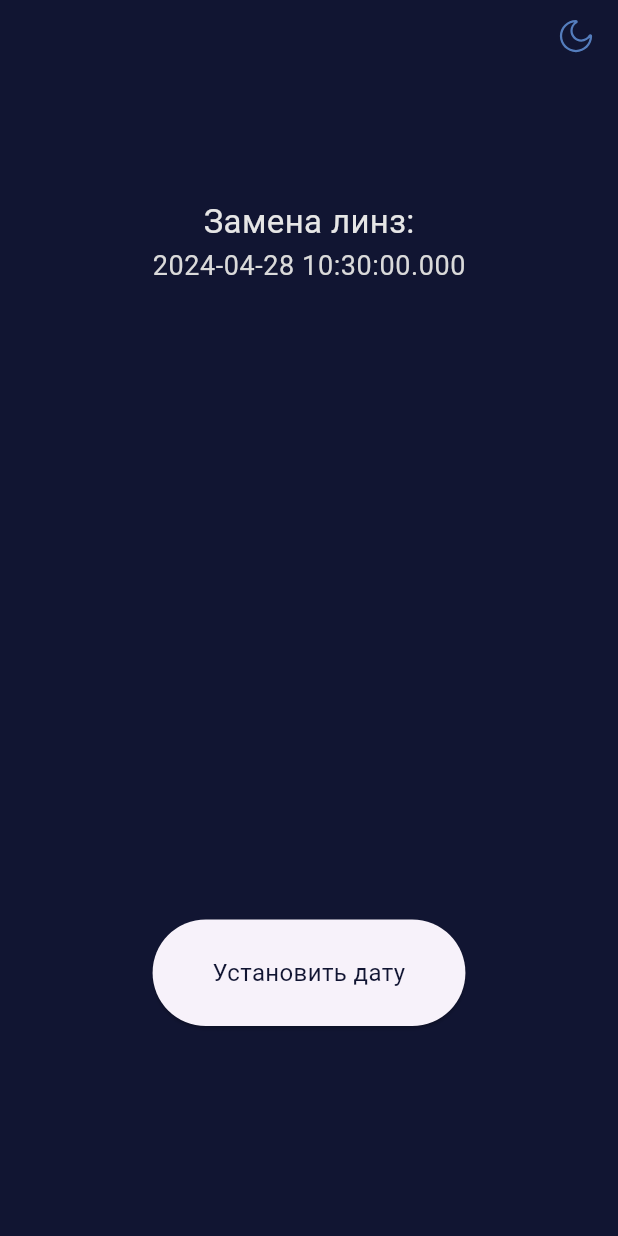
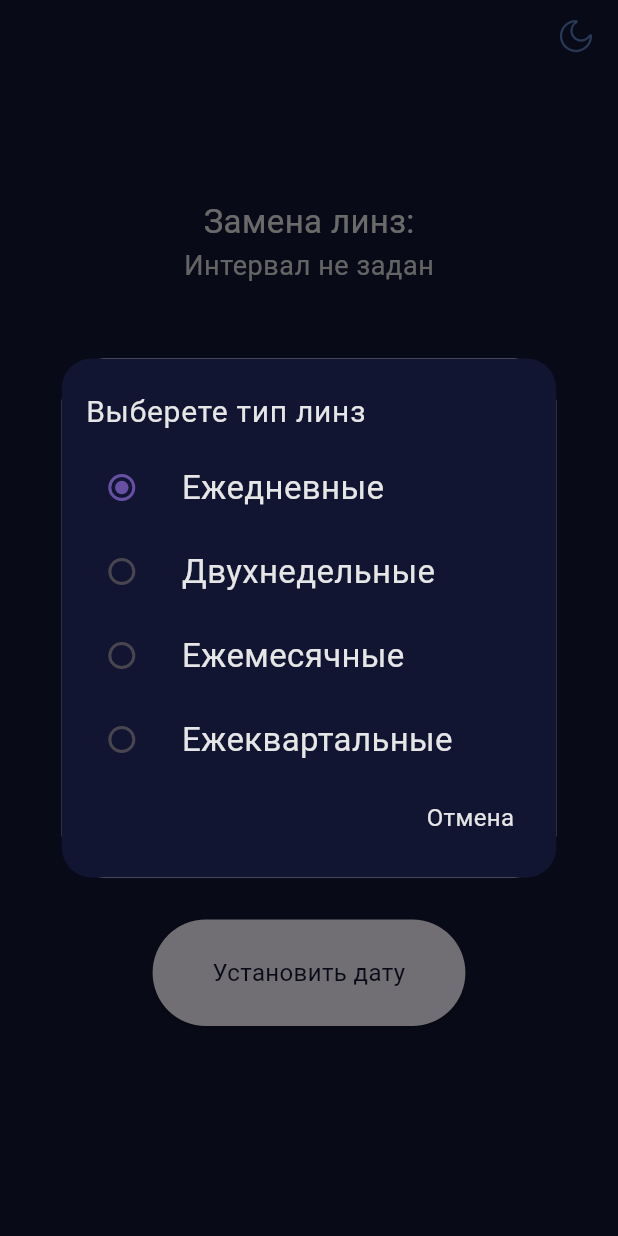
Before and after one commit to CactuZzRm/lens_notification_app_v2, a Flutter app: the screen it shows after launch, after a tap on "Установить дату", on a phone screen of 412 x 824 dp. Run offline on Flutter 3.47's test engine with Material 3 defaults, Android fonts, the light colour scheme and no system bars; our stand-ins replace adaptive_theme, bloc, flutter_bloc, flutter_svg, go_router.

Commit message:
add select lens type dialog visual

```diff
--- a/lib/config/themes/themes.dart
+++ b/lib/config/themes/themes.dart
@@ -2,7 +2,8 @@ import 'package:flutter/material.dart';
 
 final darkTheme = ThemeData(
   scaffoldBackgroundColor: const Color.fromRGBO(17, 21, 50, 1),
-  primaryColor: Colors.red,
+
+  primaryColor: const Color.fromRGBO(223, 223, 223, 1),
   backgroundColor: Colors.red,
   textTheme: TextTheme(
     bodySmall: TextStyle(
@@ -13,5 +14,9 @@ final darkTheme = ThemeData(
       fontSize: 14,
       color: const Color.fromRGBO(230, 230, 230, 1),
     ),
+    bodyLarge: TextStyle(
+      fontSize: 20,
+      color: const Color.fromRGBO(230, 230, 230, 1),
+    ),
   ),
 );
--- a/lib/pages/home_page/bloc/home_page_bloc.dart
+++ b/lib/pages/home_page/bloc/home_page_bloc.dart
@@ -7,7 +7,7 @@ part 'home_page_state.dart';
 class HomePageBloc extends Bloc<HomePageEvent, HomePageState> {
   HomePageBloc() : super(HomePageLoading()) {
     on<HomePageInitEvent>((event, emit) {
-      DateTime? date = DateTime.now();
+      DateTime? date = null;
       emit(HomePageInitial(date: date));
     });
   }
--- /dev/null
+++ b/lib/pages/home_page/components/dialog_selectable_element.dart
@@ -0,0 +1,28 @@
+import 'package:flutter/material.dart';
+
+class DialogSelectableElement extends StatelessWidget {
+  const DialogSelectableElement({
+    super.key,
+    required this.text,
+    required this.value,
+  });
+
+  final String text;
+  final int value;
+
+  @override
+  Widget build(BuildContext context) {
+    final theme = Theme.of(context);
+
+    return ListTile(
+      contentPadding: const EdgeInsets.all(0),
+      onTap: () => print('Aboba'),
+      leading: Radio(
+        value: value,
+        groupValue: 0,
+        onChanged: (value) {},
+      ),
+      title: Text(text, style: theme.textTheme.bodyMedium!.copyWith(fontSize: 22)),
+    );
+  }
+}
--- /dev/null
+++ b/lib/pages/home_page/components/dialog_window.dart
@@ -0,0 +1,45 @@
+import 'package:flutter/material.dart';
+import 'package:go_router/go_router.dart';
+
+import 'dialog_selectable_element.dart';
+
+class DialogWindow extends StatelessWidget {
+  const DialogWindow({
+    super.key,
+  });
+
+  @override
+  Widget build(BuildContext context) {
+    final theme = Theme.of(context);
+
+    return Container(
+      width: MediaQuery.of(context).size.width * 0.8,
+      padding: const EdgeInsets.symmetric(vertical: 20, horizontal: 16),
+      decoration: BoxDecoration(
+        color: theme.scaffoldBackgroundColor,
+        borderRadius: BorderRadius.circular(20),
+      ),
+      child: Column(
+        mainAxisSize: MainAxisSize.min,
+        crossAxisAlignment: CrossAxisAlignment.start,
+        children: [
+          Text('Выберете тип линз', style: theme.textTheme.bodyLarge),
+          const SizedBox(height: 8),
+          const DialogSelectableElement(text: 'Ежедневные', value: 0),
+          const DialogSelectableElement(text: 'Двухнедельные', value: 1),
+          const DialogSelectableElement(text: 'Ежемесячные', value: 2),
+          const DialogSelectableElement(text: 'Ежеквартальные', value: 3),
+          const SizedBox(height: 4),
+          Align(
+            alignment: Alignment.centerRight,
+            child: TextButton(
+              style: const ButtonStyle(tapTargetSize: MaterialTapTargetSize.shrinkWrap),
+              child: Text('Отмена', style: theme.textTheme.bodyMedium!.copyWith(fontSize: 16)),
+              onPressed: () => context.pop(),
+            ),
+          ),
+        ],
+      ),
+    );
+  }
+}
--- a/lib/pages/home_page/components/set_date_button.dart
+++ b/lib/pages/home_page/components/set_date_button.dart
@@ -1,4 +1,9 @@
 import 'package:flutter/material.dart';
+import 'package:flutter_bloc/flutter_bloc.dart';
+import 'package:go_router/go_router.dart';
+
+import '../bloc/home_page_bloc.dart';
+import 'dialog_window.dart';
 
 class SetDateButton extends StatelessWidget {
   const SetDateButton({super.key});
@@ -7,17 +12,21 @@ class SetDateButton extends StatelessWidget {
   Widget build(BuildContext context) {
     final theme = Theme.of(context);
 
+    return BlocBuilder<HomePageBloc, HomePageState>(
+      builder: (context, state) {
         return ElevatedButton(
-      onPressed: () => print('bup'),
+          onPressed: () => showDialog(context: context, builder: (context) => const Dialog(child: DialogWindow())),
           style: ElevatedButton.styleFrom(
             tapTargetSize: MaterialTapTargetSize.shrinkWrap,
             padding: const EdgeInsets.symmetric(vertical: 24, horizontal: 40),
           ),
           child: Text(
-        'Установить дату',
+            (context.watch<HomePageBloc>().state as HomePageInitial).date != null ? 'Изменить дату' : 'Установить дату',
             textAlign: TextAlign.center,
             style: theme.textTheme.bodyMedium!.copyWith(fontSize: 16, color: const Color.fromRGBO(17, 21, 50, 1)),
           ),
         );
+      },
+    );
   }
 }
```
Lines whose indentation alone changed are shown as unchanged.
